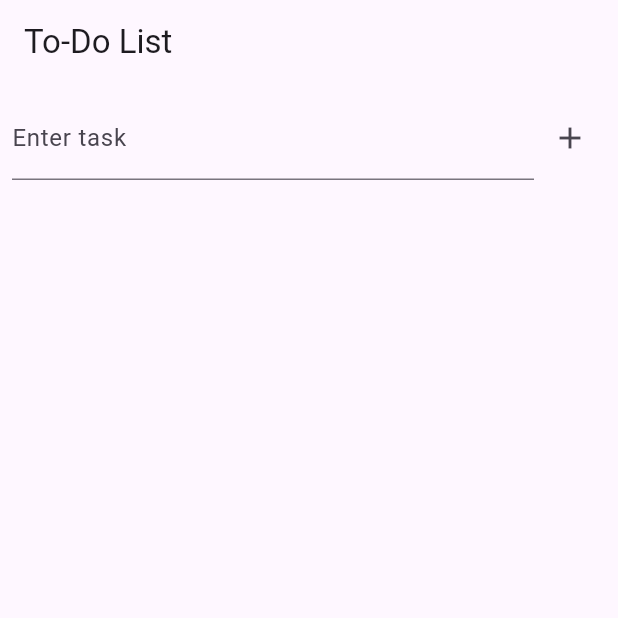
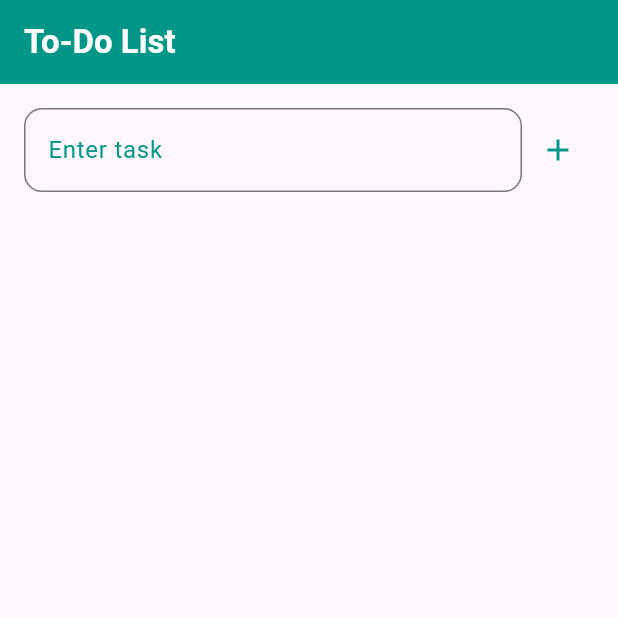
Before and after one commit to Ntdpz/Todolsit-Flutter, a Flutter app: the screen it shows after launch, on a phone screen of 412 x 824 dp, the top half of it. Run offline on Flutter 3.47's test engine with Material 3 defaults, Android fonts, the phone set to English and light mode, and no system bars.

Commit message:
Todolist by Flutter UI

```diff
--- a/todo_list/lib/main.dart
+++ b/todo_list/lib/main.dart
@@ -6,7 +6,6 @@ void main() {
       home: Scaffold(
         body: Center(
           child: TodoList(),
-
         ),
       ),
     ),
--- a/todo_list/lib/todolist/todolist.dart
+++ b/todo_list/lib/todolist/todolist.dart
@@ -27,20 +27,37 @@ class _TodoListState extends State<TodoList> {
   @override
   Widget build(BuildContext context) {
     return Scaffold(
-      appBar: AppBar(title: Text("To-Do List")),
+      appBar: AppBar(
+        title: Text("To-Do List", style: TextStyle(fontWeight: FontWeight.bold, color: Colors.white)),
+        backgroundColor: Colors.teal,
+      ),
       body: Column(
         children: [
           Padding(
-            padding: const EdgeInsets.all(8.0),
+            padding: const EdgeInsets.all(16.0),
             child: Row(
               children: [
                 Expanded(
                   child: TextField(
                     controller: _controller,
-                    decoration: InputDecoration(labelText: "Enter task"),
+                    decoration: InputDecoration(
+                      labelText: "Enter task",
+                      labelStyle: TextStyle(color: Colors.teal),
+                      border: OutlineInputBorder(
+                        borderRadius: BorderRadius.circular(12),
+                        borderSide: BorderSide(color: Colors.teal),
+                      ),
+                      focusedBorder: OutlineInputBorder(
+                        borderRadius: BorderRadius.circular(12),
+                        borderSide: BorderSide(color: Colors.teal, width: 2),
+                      ),
+                    ),
                   ),
                 ),
-                IconButton(icon: Icon(Icons.add), onPressed: _addTask),
+                IconButton(
+                  icon: Icon(Icons.add, color: Colors.teal),
+                  onPressed: _addTask,
+                ),
               ],
             ),
           ),
@@ -48,11 +65,21 @@ class _TodoListState extends State<TodoList> {
             child: ListView.builder(
               itemCount: _tasks.length,
               itemBuilder: (context, index) {
-                return ListTile(
-                  title: Text(_tasks[index]),
-                  trailing: IconButton(
-                    icon: Icon(Icons.delete),
-                    onPressed: () => _removeTask(index),
+                return Card(
+                  margin: EdgeInsets.symmetric(vertical: 8, horizontal: 16),
+                  shape: RoundedRectangleBorder(
+                    borderRadius: BorderRadius.circular(12),
+                  ),
+                  elevation: 5,
+                  child: ListTile(
+                    title: Text(
+                      _tasks[index],
+                      style: TextStyle(fontSize: 18, fontWeight: FontWeight.w500),
+                    ),
+                    trailing: IconButton(
+                      icon: Icon(Icons.delete, color: Colors.red),
+                      onPressed: () => _removeTask(index),
+                    ),
                   ),
                 );
               },
@@ -65,5 +92,11 @@ class _TodoListState extends State<TodoList> {
 }
 
 void main() {
-  runApp(MaterialApp(home: TodoList()));
+  runApp(MaterialApp(
+    home: TodoList(),
+    theme: ThemeData(
+      primarySwatch: Colors.teal,
+      visualDensity: VisualDensity.adaptivePlatformDensity,
+    ),
+  ));
 }
```
